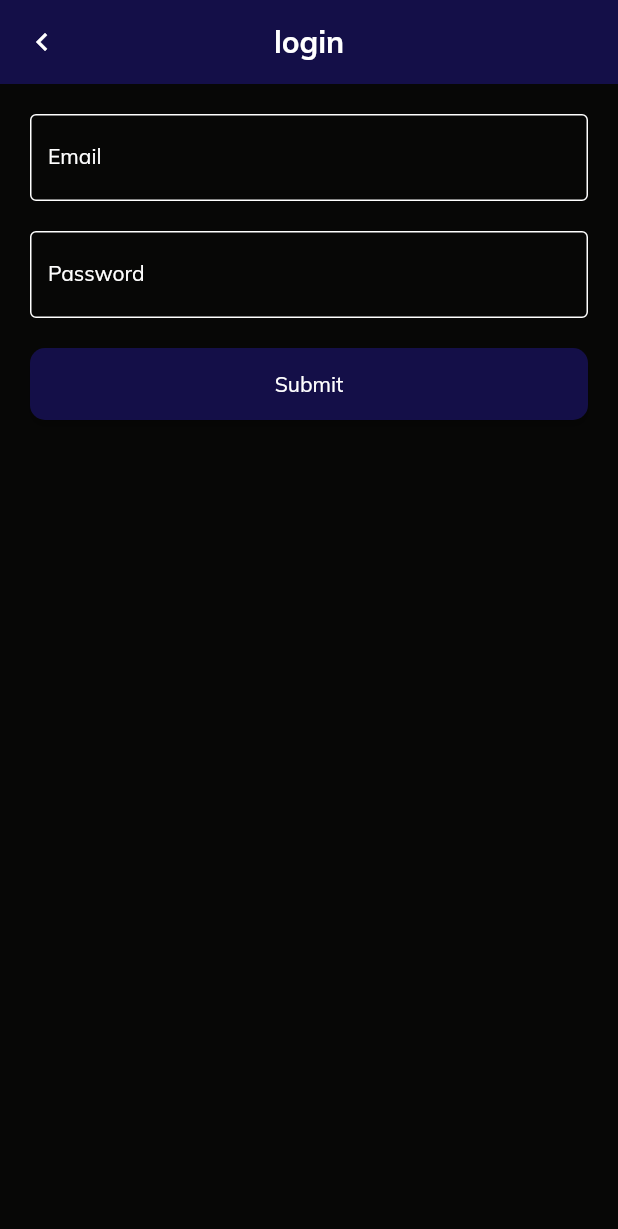
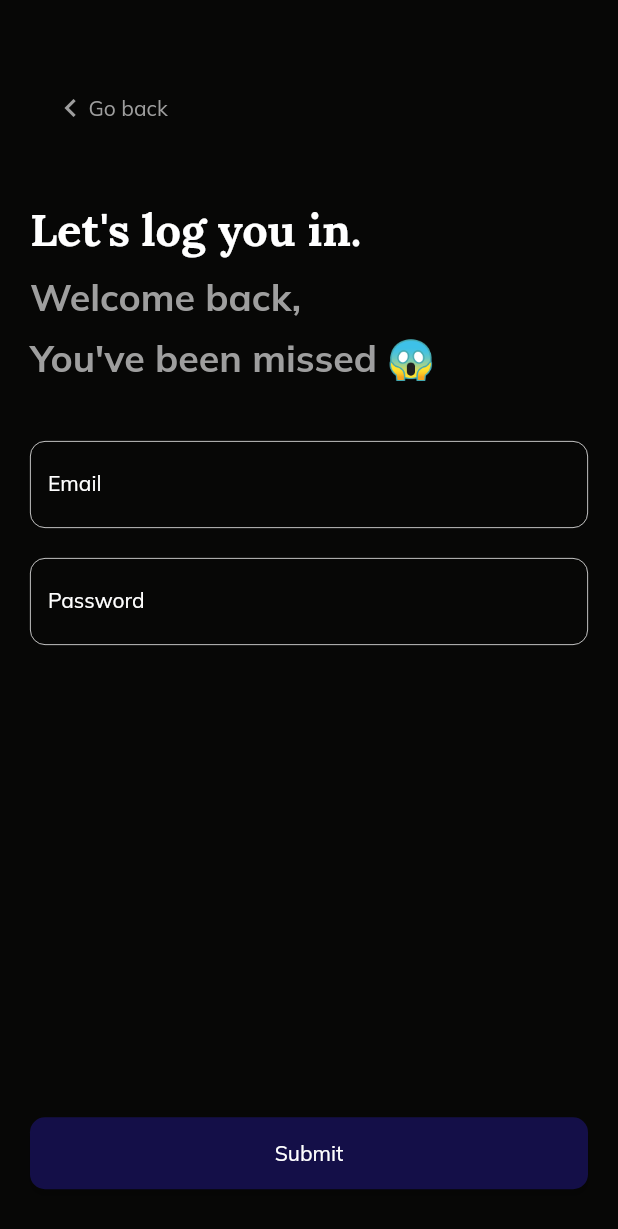
Before and after one commit to patrick-katambi/02-flutter-notezy_frontend, a Flutter app: the screen it shows after launch, after a tap on "login", on a phone screen of 412 x 824 dp. Shown: the top 1229 px of the screen. Run offline on Flutter 3.47's test engine with Material 2 defaults, Android fonts, the light colour scheme and no system bars.

Commit message:
code refactor + refinements

```diff
--- /dev/null
+++ b/lib/modules/authentication/login_module/component/form.dart
@@ -0,0 +1,31 @@
+import 'package:flutter/material.dart';
+import 'package:global_news/modules/authentication/login_module/widgets/email_field.dart';
+import 'package:global_news/modules/authentication/login_module/widgets/password_field.dart';
+
+class LoginForm extends StatefulWidget {
+  final GlobalKey<FormState> loginFormKey;
+  const LoginForm({
+    Key? key,
+    required this.loginFormKey,
+  }) : super(key: key);
+
+  @override
+  Login_FormState createState() => Login_FormState();
+}
+
+// ignore: camel_case_types
+class Login_FormState extends State<LoginForm> {
+  @override
+  Widget build(BuildContext context) {
+    return Form(
+      key: widget.loginFormKey,
+      child: Column(
+        children: const <Widget>[
+          EmailField(),
+          SizedBox(height: 20.0),
+          PasswordField()
+        ],
+      ),
+    );
+  }
+}
--- /dev/null
+++ b/lib/modules/authentication/login_module/component/login_message.dart
@@ -0,0 +1,21 @@
+import 'package:flutter/material.dart';
+import 'package:global_news/modules/authentication/login_module/widgets/login_page_subtitle.dart';
+import 'package:global_news/widgets/large_text.dart';
+
+class LoginMessage extends StatelessWidget {
+  const LoginMessage({Key? key}) : super(key: key);
+
+  @override
+  Widget build(BuildContext context) {
+    return Column(
+      crossAxisAlignment: CrossAxisAlignment.start,
+      children: const [
+        LargeTitleText(text: "Let's log you in."),
+        SizedBox(height: 10.0),
+        LoginPageSubTitle(text: "Welcome back,"),
+        SizedBox(height: 10.0),
+        LoginPageSubTitle(text: "You've been missed 😱"),
+      ],
+    );
+  }
+}
--- a/lib/modules/authentication/login_module/login.dart
+++ b/lib/modules/authentication/login_module/login.dart
@@ -1,9 +1,8 @@
 import 'package:flutter/material.dart';
-import 'package:global_news/modules/authentication/login_module/widgets/email_field.dart';
-import 'package:global_news/modules/authentication/login_module/widgets/password_field.dart';
-import 'package:global_news/widgets/bar.dart';
-import 'package:global_news/widgets/button.dart';
-import 'package:global_news/widgets/normal_text.dart';
+import 'package:global_news/modules/authentication/login_module/component/form.dart';
+import 'package:global_news/modules/authentication/login_module/component/login_message.dart';
+import 'package:global_news/modules/authentication/login_module/widgets/back_icon_button.dart';
+import 'package:global_news/modules/authentication/login_module/widgets/login_button.dart';
 
 class Login extends StatefulWidget {
   static String name = '/login';
@@ -19,36 +18,78 @@ class _LoginState extends State<Login> {
   Widget build(BuildContext context) {
     var orientation = MediaQuery.of(context).orientation;
     return Scaffold(
-      appBar: bar(title: 'login', context: context),
-      body: ListView(
+      // appBar: bar(title: 'login', context: context),
+      body: orientation == Orientation.landscape
+          ? Stack(
+              children: [
+                ListView(
                   padding: EdgeInsets.symmetric(
-          horizontal: orientation == Orientation.landscape
-              ? MediaQuery.of(context).size.width * 0.15
-              : 20.0,
+                    horizontal: MediaQuery.of(context).size.width * 0.15,
                   ),
                   physics: const BouncingScrollPhysics(),
                   children: [
+                    const SizedBox(height: 50.0),
+                    const LoginMessage(),
                     const SizedBox(height: 20.0),
-          Form(
-            key: _loginFormKey,
-            child: Column(
-              children: const <Widget>[
-                EmailField(),
-                SizedBox(height: 20.0),
-                PasswordField()
+                    LoginForm(loginFormKey: _loginFormKey),
+                    const SizedBox(height: 20.0),
+                    LoginButton(loginFormKey: _loginFormKey),
+                    const SizedBox(height: 20.0),
+                  ],
+                ),
+                const Positioned(
+                  top: 50.0,
+                  left: 10.0,
+                  child: BackIconButton(),
+                )
+              ],
+            )
+          : Stack(
+              children: [
+                Column(
+                  children: [
+                    Expanded(
+                      flex: 5,
+                      child: Padding(
+                        padding: const EdgeInsets.symmetric(horizontal: 20.0),
+                        child: ListView(
+                          physics: const BouncingScrollPhysics(),
+                          children: [
+                            const SizedBox(height: 50.0),
+                            Row(children: const [BackIconButton(), Spacer()]),
+                            const SizedBox(height: 40.0),
+                            const LoginMessage(),
+                            const SizedBox(height: 40.0),
+                            LoginForm(loginFormKey: _loginFormKey),
+                            const SizedBox(height: 20.0),
                           ],
                         ),
                       ),
-          const SizedBox(height: 20.0),
-          ButtonGlobal(
-            onPressed: () {
-              if (_loginFormKey.currentState!.validate()) {
-                ScaffoldMessenger.of(context).showSnackBar(
-                  const SnackBar(content: NormalText(text: 'Processing Data')),
-                );
-              }
-            },
-            text: 'Submit',
+                    ),
+                    Expanded(
+                      child:
+                          Container(width: MediaQuery.of(context).size.width),
+                    ),
+                  ],
+                ),
+                Positioned(
+                  bottom:
+                      // top expanded widget = 5x
+                      // bottom expanded widget = 1x
+                      // thus top expanded is 5 times more then bottom expanded widget
+                      // size of bottom expanded widget is 1/6 of full screen height
+                      // then subtracting by half of button padding and button height combined
+                      // halving the result offsets towards the top by 15.0
+                      // subtracting by 15.0 centers the button on the bottom expanded widget
+                      (MediaQuery.of(context).size.height * (1 / 6) - 25.0) /
+                              2 -
+                          25.0,
+                  child: Container(
+                    margin: const EdgeInsets.only(top: 20.0),
+                    width: MediaQuery.of(context).size.width,
+                    padding: const EdgeInsets.symmetric(horizontal: 20.0),
+                    child: LoginButton(loginFormKey: _loginFormKey),
+                  ),
                 ),
               ],
             ),
--- /dev/null
+++ b/lib/modules/authentication/login_module/widgets/back_icon_button.dart
@@ -0,0 +1,35 @@
+import 'package:flutter/material.dart';
+import 'package:global_news/widgets/normal_text.dart';
+
+class BackIconButton extends StatelessWidget {
+  const BackIconButton({
+    Key? key,
+  }) : super(key: key);
+
+  @override
+  Widget build(BuildContext context) {
+    return GestureDetector(
+      onTap: () => Navigator.pop(context),
+      child: Container(
+        width: 113.0,
+        alignment: Alignment.centerLeft,
+        padding: const EdgeInsets.symmetric(
+          horizontal: 15.0,
+          vertical: 10.0,
+        ),
+        decoration: BoxDecoration(
+          // color: Theme.of(context).primaryColor,
+          borderRadius: BorderRadius.circular(10.0),
+        ),
+        child: Row(
+          mainAxisAlignment: MainAxisAlignment.center,
+          mainAxisSize: MainAxisSize.min,
+          children: const [
+            Icon(Icons.chevron_left, color: Colors.grey),
+            NormalText(text: 'Go back', color: Colors.grey),
+          ],
+        ),
+      ),
+    );
+  }
+}
--- /dev/null
+++ b/lib/modules/authentication/login_module/widgets/login_button.dart
@@ -0,0 +1,25 @@
+import 'package:flutter/material.dart';
+import 'package:global_news/widgets/button.dart';
+import 'package:global_news/widgets/normal_text.dart';
+
+class LoginButton extends StatelessWidget {
+  final GlobalKey<FormState> loginFormKey;
+  const LoginButton({
+    Key? key,
+    required this.loginFormKey,
+  }) : super(key: key);
+
+  @override
+  Widget build(BuildContext context) {
+    return ButtonGlobal(
+      onPressed: () {
+        if (loginFormKey.currentState!.validate()) {
+          ScaffoldMessenger.of(context).showSnackBar(
+            const SnackBar(content: NormalText(text: 'Processing Data')),
+          );
+        }
+      },
+      text: 'Submit',
+    );
+  }
+}
--- /dev/null
+++ b/lib/modules/authentication/login_module/widgets/login_page_subtitle.dart
@@ -0,0 +1,20 @@
+import 'package:flutter/material.dart';
+import 'package:global_news/widgets/large_text.dart';
+
+class LoginPageSubTitle extends StatelessWidget {
+  final String text;
+  const LoginPageSubTitle({
+    Key? key,
+    required this.text,
+  }) : super(key: key);
+
+  @override
+  Widget build(BuildContext context) {
+    return LargeTitleText(
+      text: text,
+      fontFmily: 'Mulish',
+      fontSize: 25.0,
+      color: Colors.grey,
+    );
+  }
+}
--- a/lib/widgets/large_text.dart
+++ b/lib/widgets/large_text.dart
@@ -4,12 +4,14 @@ class LargeTitleText extends StatelessWidget {
   final String text;
   final String? fontFmily;
   final double? fontSize;
-  const LargeTitleText(
-      {Key? key,
-      required this.text,
-      this.fontSize = 30.0,
-      this.fontFmily = 'Lora'})
-      : super(key: key);
+  final Color? color;
+  const LargeTitleText({
+    Key? key,
+    required this.text,
+    this.fontSize = 30.0,
+    this.fontFmily = 'Lora',
+    this.color = Colors.white,
+  }) : super(key: key);
 
   @override
   Widget build(BuildContext context) {
@@ -18,7 +20,7 @@ class LargeTitleText extends StatelessWidget {
       textAlign: TextAlign.center,
       style: TextStyle(
         fontFamily: fontFmily,
-        color: Colors.white,
+        color: color,
         fontWeight: FontWeight.bold,
         fontSize: fontSize,
       ),
--- a/lib/widgets/text_field.dart
+++ b/lib/widgets/text_field.dart
@@ -71,8 +71,8 @@ class _TextFieldCustomState extends State<TextFieldCustom> {
 
   OutlineInputBorder borderStyle({required BuildContext context}) {
     // the context will help in theme management possibly 🤷‍♂️
-    return const OutlineInputBorder(
-      borderSide: BorderSide(color: Colors.white),
-    );
+    return OutlineInputBorder(
+        borderSide: const BorderSide(color: Colors.white, width: 0.5),
+        borderRadius: BorderRadius.circular(10.0));
   }
 }
```
Also changed, not shown: lib/modules/authentication/login_module/widgets/helpers/suffix_creator.dart (renamed from lib/modules/authentication/login_module/widgets/helpers/suffixCreator.dart). Lines whose indentation alone changed are shown as unchanged.
